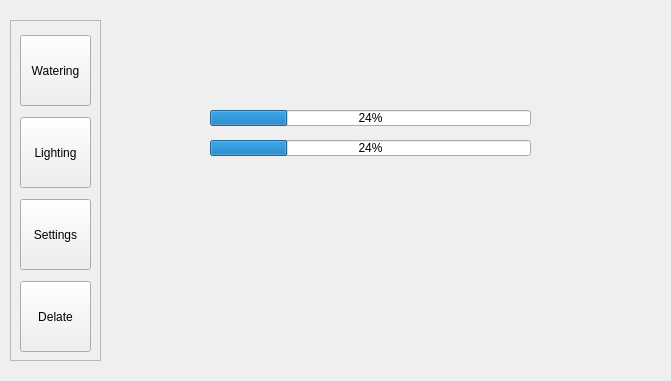
This is GreenhouseSystem/src/SectionWidget/section.ui in JakubAleksander/GreenhouseSystem as Qt 5 draws it before an edit. The edited form follows.
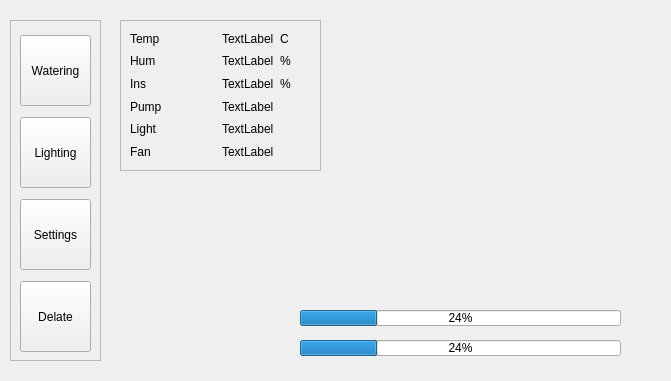
This is the edited form.

Commit message: Add labels in section showing parameters

The edit to the form file:
```diff
--- a/GreenhouseSystem/src/SectionWidget/section.ui
+++ b/GreenhouseSystem/src/SectionWidget/section.ui
@@ -16,8 +16,8 @@
   <widget class="QProgressBar" name="pb_watering">
    <property name="geometry">
     <rect>
-     <x>210</x>
-     <y>110</y>
+     <x>300</x>
+     <y>310</y>
      <width>321</width>
      <height>16</height>
     </rect>
@@ -29,8 +29,8 @@
   <widget class="QProgressBar" name="pb_lighting">
    <property name="geometry">
     <rect>
-     <x>210</x>
-     <y>140</y>
+     <x>300</x>
+     <y>340</y>
      <width>321</width>
      <height>16</height>
     </rect>
@@ -143,6 +143,163 @@
     </layout>
    </widget>
   </widget>
+  <widget class="QFrame" name="frame_2">
+   <property name="geometry">
+    <rect>
+     <x>120</x>
+     <y>20</y>
+     <width>201</width>
+     <height>151</height>
+    </rect>
+   </property>
+   <property name="frameShape">
+    <enum>QFrame::StyledPanel</enum>
+   </property>
+   <property name="frameShadow">
+    <enum>QFrame::Raised</enum>
+   </property>
+   <widget class="QWidget" name="">
+    <property name="geometry">
+     <rect>
+      <x>10</x>
+      <y>10</y>
+      <width>178</width>
+      <height>130</height>
+     </rect>
+    </property>
+    <layout class="QHBoxLayout" name="horizontalLayout_2">
+     <item>
+      <layout class="QVBoxLayout" name="verticalLayout_2">
+       <item>
+        <widget class="QLabel" name="label">
+         <property name="text">
+          <string>Temp</string>
+         </property>
+        </widget>
+       </item>
+       <item>
+        <widget class="QLabel" name="label_2">
+         <property name="text">
+          <string>Hum</string>
+         </property>
+        </widget>
+       </item>
+       <item>
+        <widget class="QLabel" name="label_3">
+         <property name="text">
+          <string>Ins</string>
+         </property>
+        </widget>
+       </item>
+       <item>
+        <widget class="QLabel" name="label_4">
+         <property name="text">
+          <string>Pump</string>
+         </property>
+        </widget>
+       </item>
+       <item>
+        <widget class="QLabel" name="label_5">
+         <property name="text">
+          <string>Light</string>
+         </property>
+        </widget>
+       </item>
+       <item>
+        <widget class="QLabel" name="label_6">
+         <property name="text">
+          <string>Fan</string>
+         </property>
+        </widget>
+       </item>
+      </layout>
+     </item>
+     <item>
+      <layout class="QVBoxLayout" name="verticalLayout_6">
+       <item>
+        <layout class="QHBoxLayout" name="horizontalLayout">
+         <item>
+          <layout class="QVBoxLayout" name="verticalLayout_3">
+           <item>
+            <widget class="QLabel" name="lbl_actualTemp">
+             <property name="text">
+              <string>TextLabel</string>
+             </property>
+            </widget>
+           </item>
+           <item>
+            <widget class="QLabel" name="lbl_actualHumidity">
+             <property name="text">
+              <string>TextLabel</string>
+             </property>
+            </widget>
+           </item>
+           <item>
+            <widget class="QLabel" name="lbl_actualInsolation">
+             <property name="text">
+              <string>TextLabel</string>
+             </property>
+            </widget>
+           </item>
+          </layout>
+         </item>
+         <item>
+          <layout class="QVBoxLayout" name="verticalLayout_4">
+           <item>
+            <widget class="QLabel" name="label_13">
+             <property name="text">
+              <string>C</string>
+             </property>
+            </widget>
+           </item>
+           <item>
+            <widget class="QLabel" name="label_14">
+             <property name="text">
+              <string>%</string>
+             </property>
+            </widget>
+           </item>
+           <item>
+            <widget class="QLabel" name="label_15">
+             <property name="text">
+              <string>%</string>
+             </property>
+            </widget>
+           </item>
+          </layout>
+         </item>
+        </layout>
+       </item>
+       <item>
+        <layout class="QVBoxLayout" name="verticalLayout_5">
+         <item>
+          <widget class="QLabel" name="lbl_pumpStatus">
+           <property name="text">
+            <string>TextLabel</string>
+           </property>
+          </widget>
+         </item>
+         <item>
+          <widget class="QLabel" name="lbl_lightStatus">
+           <property name="text">
+            <string>TextLabel</string>
+           </property>
+          </widget>
+         </item>
+         <item>
+          <widget class="QLabel" name="lbl_fanStatus">
+           <property name="text">
+            <string>TextLabel</string>
+           </property>
+          </widget>
+         </item>
+        </layout>
+       </item>
+      </layout>
+     </item>
+    </layout>
+   </widget>
+  </widget>
  </widget>
  <resources/>
  <connections/>
```
The commit also changes 2 other files.
